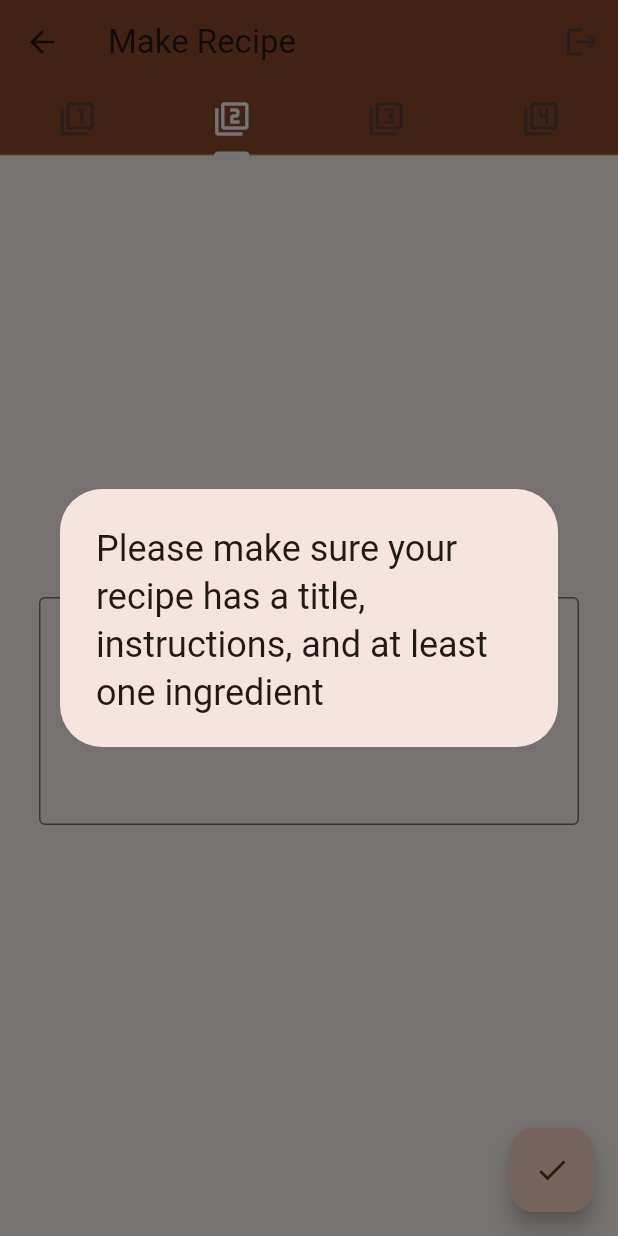
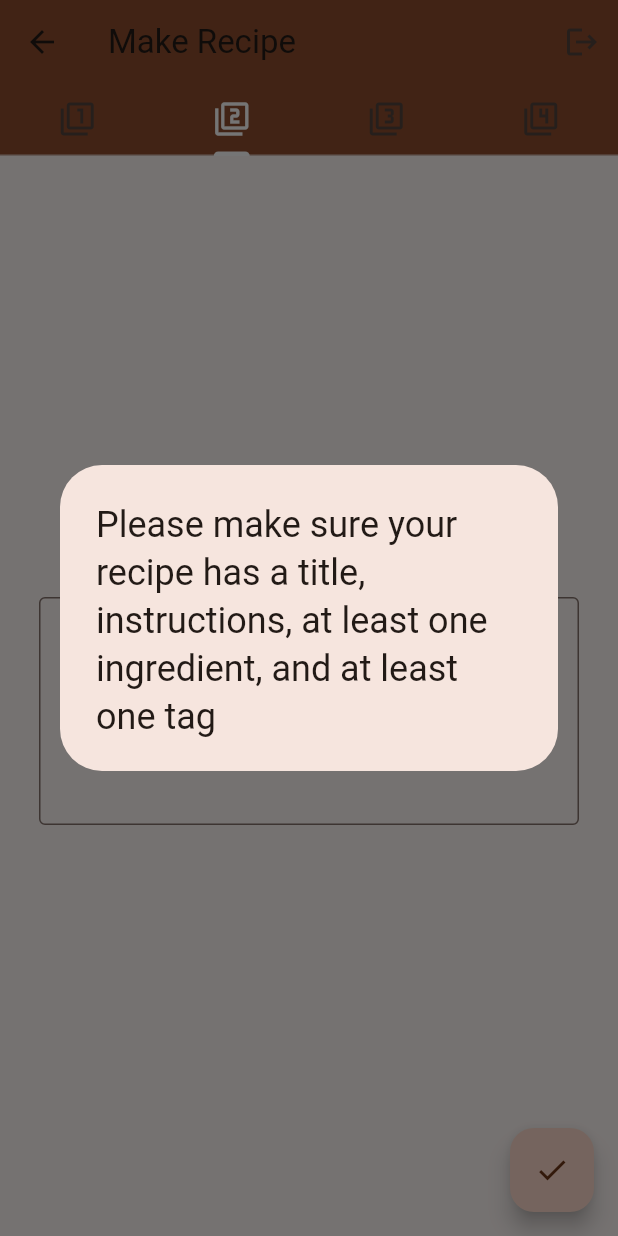
Before and after one commit to AndyMee317/sous_chef, a Flutter app: the MakeRecipePage screen opened by its route, tab 2 chosen, after a tap on the "check" icon, on a phone screen of 412 x 824 dp. Run offline on Flutter 3.47's test engine with Material 3 defaults, Android fonts, the light colour scheme and no system bars; our stand-ins replace cloud_firestore, firebase_auth, firebase_core; accounts and stored records are empty.

Commit message:
Modify make recipe page to accept tags

```diff
--- a/lib/database/firestore.dart
+++ b/lib/database/firestore.dart
@@ -8,12 +8,13 @@ class FirestoreDatabase{
 
   final CollectionReference recipes = FirebaseFirestore.instance.collection("Recipes");
 
-  Future<void> postRecipe(String title, String instructions, List<String> ingredients) {
+  Future<void> postRecipe(String title, String instructions, List<String> ingredients, List<String>tags) {
     return recipes.add({
       "UserEmail": user!.email,
       "title": title,
       "instructions" : instructions,
       "ingredients" : ingredients,
+      "tags" : tags,
       "timestamp": Timestamp.now(),
     });
   }
--- a/lib/pages/make_recipe_page.dart
+++ b/lib/pages/make_recipe_page.dart
@@ -20,8 +20,10 @@ class _MakeRecipePageState extends State<MakeRecipePage> {
   final TextEditingController titleField = TextEditingController();
   final TextEditingController instructionsField = TextEditingController();
   final TextEditingController ingredientsField = TextEditingController();
+  final TextEditingController tagsField = TextEditingController();
 
   List<String> ingredients = [];
+  List<String> tags = [];
 
   void logout() {
     FirebaseAuth.instance.signOut();
@@ -53,6 +55,32 @@ class _MakeRecipePageState extends State<MakeRecipePage> {
     }
   }
 
+  void addTag(){
+
+    if(tagsField.text.isEmpty){
+      showDialog(
+          context: context,
+          builder: (context) => AlertDialog(
+            title: Text("Please enter something in the field")
+          )
+        );
+    }
+
+    if(!tags.contains(tagsField.text)){
+      tags.add(tagsField.text);
+      tagsField.clear();
+      setState((){});
+    }
+    else{
+      showDialog(
+        context: context,
+        builder: (context) => AlertDialog(
+          title: Text("Tag already added")
+        )
+      );
+    }
+  }
+
   void removeIngredient(){
     if(ingredients.isNotEmpty){
       ingredients.removeLast();
@@ -60,23 +88,31 @@ class _MakeRecipePageState extends State<MakeRecipePage> {
     }
   }
 
+  void removeTag(){
+    if(tags.isNotEmpty){
+      tags.removeLast();
+      setState((){});
+    }
+  }
+
   void submit(){
 
-    if(titleField.text.isEmpty || instructionsField.text.isEmpty || ingredients.isEmpty){
+    if(titleField.text.isEmpty || instructionsField.text.isEmpty || ingredients.isEmpty || tags.isEmpty){
       showDialog(
         context: context,
         builder: (context) => AlertDialog(
-          title: Text("Please make sure your recipe has a title, instructions, and at least one ingredient")
+          title: Text("Please make sure your recipe has a title, instructions, at least one ingredient, and at least one tag")
         )
       );
     }
     else{
-      database.postRecipe(titleField.text, instructionsField.text, ingredients);
+      database.postRecipe(titleField.text, instructionsField.text, ingredients, tags);
       showDialog(
         context: context,
+        useRootNavigator: false,
         builder: (context) => AlertDialog(
           title: Text("Success!")
-        )
+        ),
       );
     }
   }
@@ -199,7 +235,45 @@ class _MakeRecipePageState extends State<MakeRecipePage> {
               child: Column(
                 mainAxisAlignment: MainAxisAlignment.center,
                 children: [
-                  Text("Images coming soon")
+                  Text("4. Tags"),
+                  Padding(
+                    padding: const EdgeInsets.all(26.0),
+                    child: TextField(
+                      controller: tagsField,
+                      decoration: InputDecoration(
+                        border: OutlineInputBorder(),
+                        hintText: 'Enter relavant tags for this recipe (eg ingredients, meal type)'
+                      ),
+                      onSubmitted: (text){
+                        addTag();
+                      },
+                    ),
+                  ),
+                  Row(
+                    mainAxisSize: MainAxisSize.min,
+                    children:[
+                      ElevatedButton(
+                        onPressed: (){
+                          addTag();
+                        },
+                        child: Text('Add'),
+                      ),
+                      ElevatedButton(
+                        onPressed: (){
+                          removeTag();
+                        },
+                        child: Text('Remove'),
+                      ),
+                      ],
+                    ),
+                    Expanded(
+                    child: ListView.builder(
+                      itemCount: tags.length,
+                      itemBuilder: (BuildContext ctxt, int Index){
+                        return Text("#" + tags[Index]);
+                      }
+                    )
+                  ),
                 ],
               ),
             ),
```
